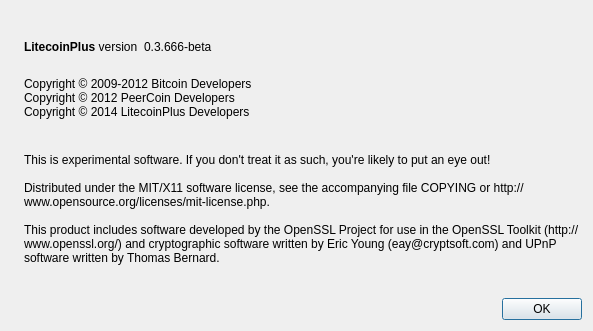
Crypto-Currency/LitecoinPlus, file src/qt/forms/aboutdialog.ui: the form before one commit.
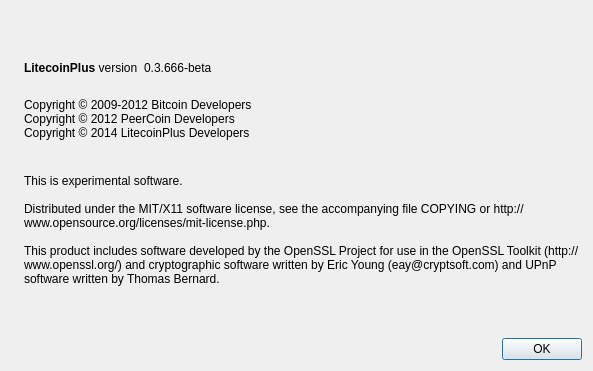
The form after the commit. Icons and pictures are not drawn.

Patch:
```diff
--- a/src/qt/forms/aboutdialog.ui
+++ b/src/qt/forms/aboutdialog.ui
@@ -7,7 +7,7 @@
     <x>0</x>
     <y>0</y>
     <width>593</width>
-    <height>331</height>
+    <height>371</height>
    </rect>
   </property>
   <property name="windowTitle">
@@ -109,7 +109,7 @@
        </property>
        <property name="text">
         <string>
-This is experimental software. If you don't treat it as such, you're likely to put an eye out!
+This is experimental software.
 
 Distributed under the MIT/X11 software license, see the accompanying file COPYING or http://www.opensource.org/licenses/mit-license.php.
 
```
